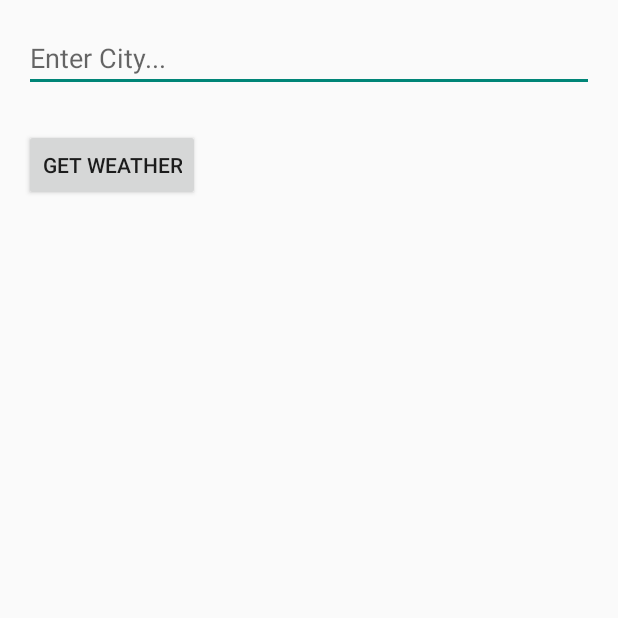
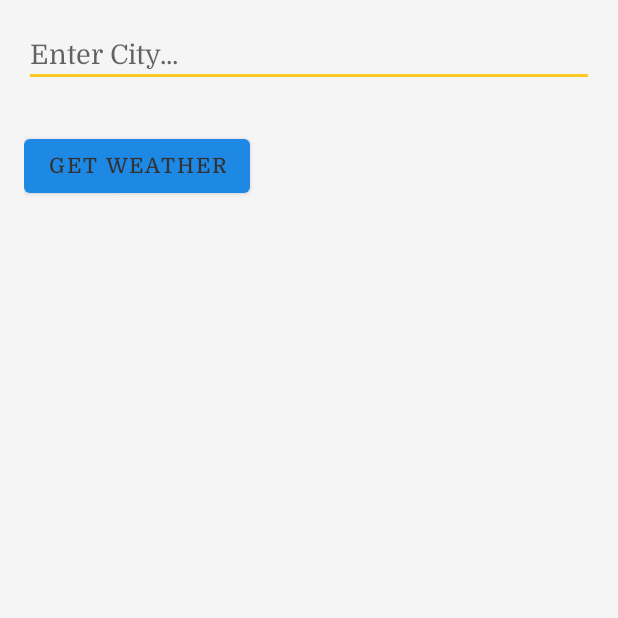
Before and after one commit to daniyal-h/weather-wise-app, an Android app built with Jetpack Compose: the screen it shows after launch (MainActivity), on a phone screen of 412 x 824 dp, the top half of it. Run offline under Robolectric (Android 15) with nearby library versions, the phone set to English and light mode, and no system bars; our stand-ins replace Volley.

Commit message:
added themes and font; altered UI

```diff
--- a/app/build.gradle.kts
+++ b/app/build.gradle.kts
@@ -57,6 +57,7 @@ dependencies {
     implementation("androidx.compose.ui:ui-tooling-preview")
     implementation("androidx.compose.material3:material3")
     implementation("androidx.appcompat:appcompat:1.7.0")
+    implementation("com.google.android.material:material:1.11.0")
     implementation("org.json:json:20230618")
     implementation("com.android.volley:volley:1.2.1")
     testImplementation("junit:junit:4.13.2")
--- a/app/src/main/AndroidManifest.xml
+++ b/app/src/main/AndroidManifest.xml
@@ -12,13 +12,13 @@
         android:label="@string/app_name"
         android:roundIcon="@mipmap/ic_launcher_round"
         android:supportsRtl="true"
-        android:theme="@style/Theme.Weatherwiseapp"
+        android:theme="@style/Theme.WeatherWiseApp"
         tools:targetApi="31">
         <activity
             android:name="com.daniyalh.WeatherWiseApp.presentation.MainActivity"
             android:exported="true"
             android:label="@string/app_name"
-            android:theme="@style/Theme.Weatherwiseapp">
+            android:theme="@style/Theme.WeatherWiseApp">
             <intent-filter>
                 <action android:name="android.intent.action.MAIN" />
                 <category android:name="android.intent.category.LAUNCHER" />
--- a/app/src/main/res/layout/layout.xml
+++ b/app/src/main/res/layout/layout.xml
@@ -14,7 +14,9 @@
         android:digits="abcdefghijklmnopqrstuvwxyzABCDEFGHIJKLMNOPQRSTUVWXYZ "
         android:ems="10"
         android:inputType="text"
-        android:hint="Enter City..." />
+        android:hint="Enter City..."
+        android:textColor="@color/text_dark"
+        android:fontFamily="@font/domine_regular"/>
 
     <TextView
         android:id="@+id/cityTextView"
@@ -22,20 +24,26 @@
         android:layout_height="wrap_content"
         android:inputType="textNoSuggestions"
         android:digits="abcdefghijklmnopqrstuvwxyzABCDEFGHIJKLMNOPQRSTUVWXYZ "
-        android:textSize="18sp"
+        android:textSize="24sp"
         android:textAlignment="center"
-        android:autoLink="none"/>
+        android:autoLink="none"
+        android:textColor="@color/text_dark"
+        android:fontFamily="@font/domine_bold"/>
 
     <Button
         android:id="@+id/buttonFetchWeather"
         android:layout_width="wrap_content"
         android:layout_height="wrap_content"
-        android:text="Get Weather" />
+        android:text="Get Weather"
+        android:textColor="@color/text_dark"
+        android:fontFamily="@font/domine_medium"/>
 
     <TextView
         android:id="@+id/weatherDetailsTextView"
         android:layout_width="match_parent"
         android:layout_height="571dp"
-        android:textSize="18sp"/>
+        android:textSize="18sp"
+        android:textColor="@color/text_dark"
+        android:fontFamily="@font/domine_regular"/>
 
 </LinearLayout>
--- a/app/src/main/res/values/colors.xml
+++ b/app/src/main/res/values/colors.xml
@@ -6,5 +6,11 @@
     <color name="teal_200">#FF03DAC5</color>
     <color name="teal_700">#FF018786</color>
     <color name="black">#FF000000</color>
-    <color name="white">#FFFFFFFF</color>
+    <color name="primary">#1E88E5</color> <!-- Blue -->
+    <color name="primaryVariant">#1565C0</color> <!-- Darker Blue -->
+    <color name="secondary">#FFCA28</color> <!-- Yellow -->
+    <color name="background">#F5F5F5</color>
+    <color name="white">#FFFFFF</color>
+    <color name="light_gray">#CCCCCC</color>
+    <color name="text_dark">#333333</color>
 </resources>
--- a/app/src/main/res/values/themes.xml
+++ b/app/src/main/res/values/themes.xml
@@ -1,5 +1,10 @@
-<?xml version="1.0" encoding="utf-8"?>
-<resources>
-
-    <style name="Theme.Weatherwiseapp" parent="Theme.AppCompat.Light.NoActionBar" />
+<resources xmlns:tools="http://schemas.android.com/tools">
+    <style name="Theme.WeatherWiseApp" parent="Theme.MaterialComponents.DayNight.NoActionBar">
+        <item name="colorPrimary">@color/primary</item>
+        <item name="colorPrimaryVariant">@color/primaryVariant</item>
+        <item name="colorSecondary">@color/secondary</item>
+        <item name="android:colorBackground">@color/background</item>
+        <item name="android:fontFamily">@font/lato_regular</item>
+        <item name="android:textColor">@color/text_dark</item> <!-- Add this -->
+    </style>
 </resources>
```
Also changed, not shown: app/src/main/res/values/styles.xml (added, +14 -0 lines), app/src/main/res/font/domine_bold.ttf (added), app/src/main/res/font/domine_medium.ttf (added), app/src/main/res/font/domine_regular.ttf (added), app/src/main/res/font/domine_semi_bold.ttf (added), app/src/main/res/font/lato_bold.ttf (added), app/src/main/res/font/lato_boldo.ttf (added), app/src/main/res/font/lato_regular.ttf (added).
